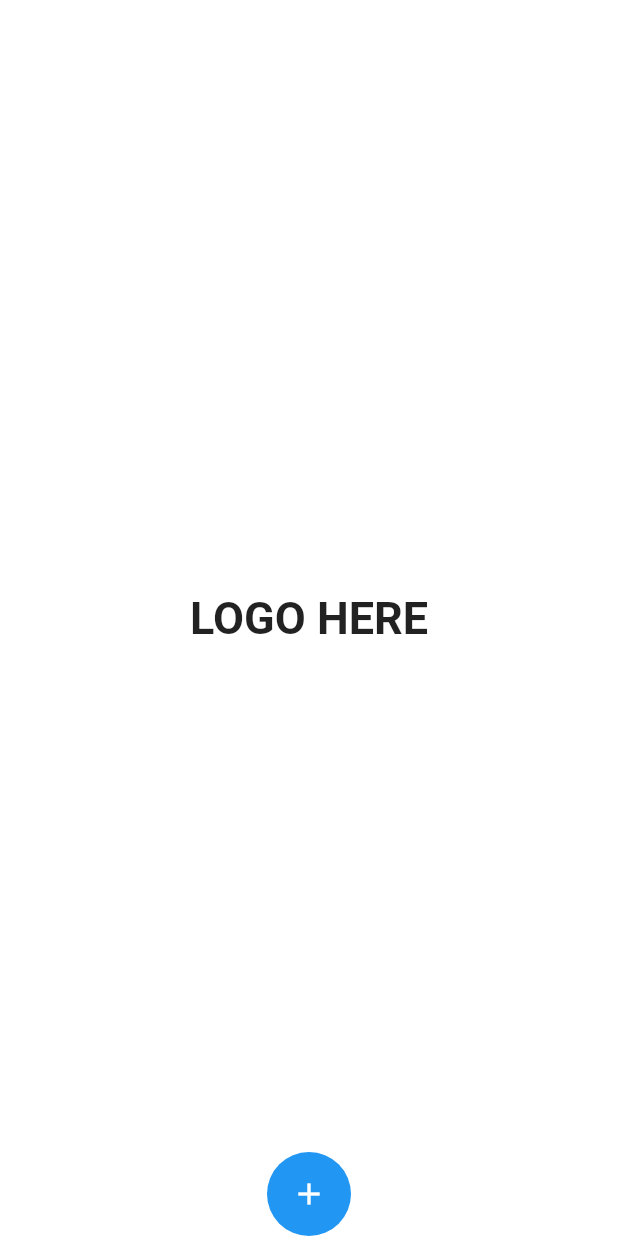
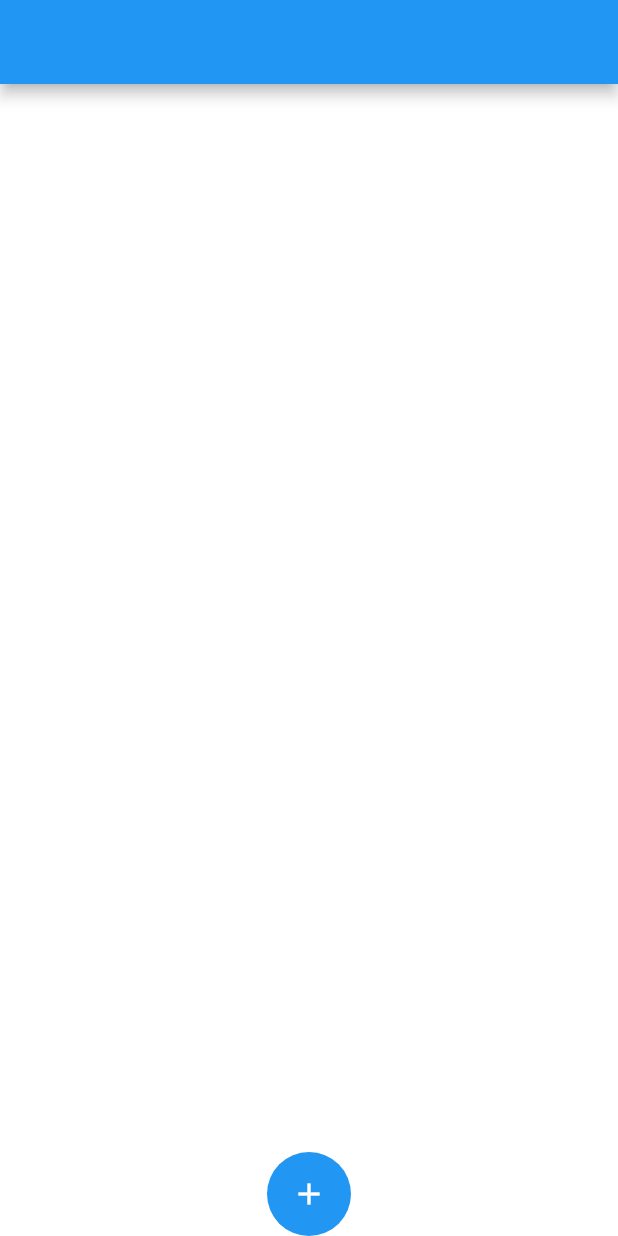
Before and after one commit to c3k4ah/I_SEE_WHAT_I_WANT_TO_SEE, a Flutter app: the screen it shows after launch, on a phone screen of 412 x 824 dp. Run offline on Flutter 3.47's test engine with Material 2 defaults, Android fonts, the phone set to English and light mode, and no system bars; our stand-ins replace flutter_riverpod, get; missing offline and left inert: device_apps.

Commit message:
du n'importe quoi (ni caffée ni lucidité)

```diff
--- a/lib/views/home.dart
+++ b/lib/views/home.dart
@@ -1,3 +1,5 @@
+// ignore_for_file: unused_import
+
 import 'package:flutter/material.dart';
 import 'package:device_apps/device_apps.dart';
 import 'package:get/get.dart';
@@ -13,57 +15,15 @@ class _HomeState extends State<Home> {
   @override
   Widget build(BuildContext context) {
     return Scaffold(
-        backgroundColor: Colors.transparent,
-        floatingActionButtonLocation: FloatingActionButtonLocation.centerDocked,
-        floatingActionButton: FloatingActionButton(
-            onPressed: () {}, elevation: 0, child: const Icon(Icons.add)),
-        body: Container(
-            color: Colors.transparent,
-            width: Get.width,
-            height: Get.height,
-            child: PageView(
-              // ignore: prefer_const_literals_to_create_immutables
-              children: [
-                const Center(
-                  child: Text(
-                    "LOGO HERE",
-                    style: TextStyle(fontSize: 30, fontWeight: FontWeight.bold),
-                  ),
-                ),
-                /*FutureBuilder(
-                  future: DeviceApps.getInstalledApplications(
-                      includeSystemApps: true),
-                  builder: (context, snapshot) {
-                    if (snapshot.connectionState == ConnectionState.done) {
-                      List<Application> allApps =
-                          snapshot.data as List<Application>;
-                      return GridView.count(
-                        crossAxisCount: 3,
-                        children: List.generate(allApps.length, (index) {
-                          return Column(
-                            children: [
-                              Container(
-                                child: Text(
-                                  "$allApps[index].appName",
-                                  style: const TextStyle(
-                                      color: Colors.white, fontSize: 10),
-                                ),
-                              )
-                            ],
-                          );
-                        }),
-                      );
-                    }
-                    return const CircularProgressIndicator(
-                      color: Colors.white,
-                    );
-                  },
-                )*/
-              ],
-            )));
+      backgroundColor: Colors.white,
+      floatingActionButtonLocation: FloatingActionButtonLocation.centerDocked,
+      floatingActionButton: FloatingActionButton(
+          onPressed: () {}, elevation: 0, child: const Icon(Icons.add)),
+      appBar: AppBar(),
+    );
   }
 }
-/**
+/**s
  * FutureBuilder(
                     future: DeviceApps.getInstalledApplications(
                         includeSystemApps: true),
```
Also changed, not shown: lib/views/all_apps.dart (added, +30 -0 lines), 3 other files.
